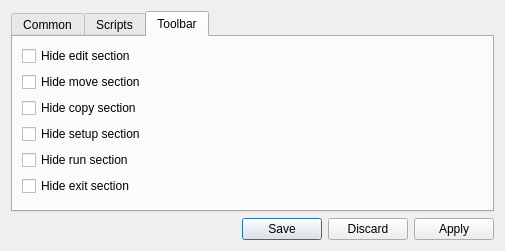
This is configdialog.ui in proton/zNotes as Qt 5 draws it before an edit. The edited form follows.
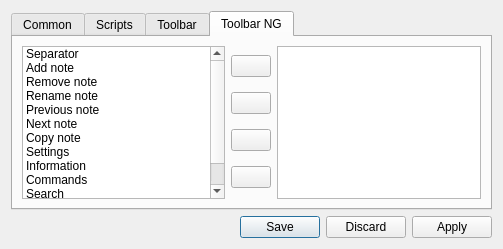
This is the edited form. Icons and pictures are not drawn.

```diff
--- a/configdialog.ui
+++ b/configdialog.ui
@@ -6,8 +6,8 @@
    <rect>
     <x>0</x>
     <y>0</y>
-    <width>505</width>
-    <height>251</height>
+    <width>503</width>
+    <height>249</height>
    </rect>
   </property>
   <property name="windowTitle">
@@ -21,7 +21,7 @@
    <item>
     <widget class="QTabWidget" name="tabWidget">
      <property name="currentIndex">
-      <number>2</number>
+      <number>3</number>
      </property>
      <widget class="QWidget" name="tab">
       <attribute name="title">
@@ -273,6 +273,172 @@
        </item>
       </layout>
      </widget>
+     <widget class="QWidget" name="toolbar_ng">
+      <attribute name="title">
+       <string>Toolbar NG</string>
+      </attribute>
+      <layout class="QHBoxLayout" name="horizontalLayout_5">
+       <item>
+        <widget class="QListWidget" name="listActions">
+         <item>
+          <property name="text">
+           <string>Separator</string>
+          </property>
+         </item>
+         <item>
+          <property name="text">
+           <string>Add note</string>
+          </property>
+          <property name="icon">
+           <iconset resource="znotes.qrc">
+            <normaloff>:/res/add.png</normaloff>:/res/add.png</iconset>
+          </property>
+         </item>
+         <item>
+          <property name="text">
+           <string>Remove note</string>
+          </property>
+          <property name="icon">
+           <iconset resource="znotes.qrc">
+            <normaloff>:/res/remove.png</normaloff>:/res/remove.png</iconset>
+          </property>
+         </item>
+         <item>
+          <property name="text">
+           <string>Rename note</string>
+          </property>
+          <property name="icon">
+           <iconset resource="znotes.qrc">
+            <normaloff>:/res/rename.png</normaloff>:/res/rename.png</iconset>
+          </property>
+         </item>
+         <item>
+          <property name="text">
+           <string>Previous note</string>
+          </property>
+          <property name="icon">
+           <iconset resource="znotes.qrc">
+            <normaloff>:/res/prev.png</normaloff>:/res/prev.png</iconset>
+          </property>
+         </item>
+         <item>
+          <property name="text">
+           <string>Next note</string>
+          </property>
+          <property name="icon">
+           <iconset resource="znotes.qrc">
+            <normaloff>:/res/next.png</normaloff>:/res/next.png</iconset>
+          </property>
+         </item>
+         <item>
+          <property name="text">
+           <string>Copy note</string>
+          </property>
+          <property name="icon">
+           <iconset resource="znotes.qrc">
+            <normaloff>:/res/copy.png</normaloff>:/res/copy.png</iconset>
+          </property>
+         </item>
+         <item>
+          <property name="text">
+           <string>Settings</string>
+          </property>
+          <property name="icon">
+           <iconset resource="znotes.qrc">
+            <normaloff>:/res/settings.png</normaloff>:/res/settings.png</iconset>
+          </property>
+         </item>
+         <item>
+          <property name="text">
+           <string>Information</string>
+          </property>
+          <property name="icon">
+           <iconset resource="znotes.qrc">
+            <normaloff>:/res/info.png</normaloff>:/res/info.png</iconset>
+          </property>
+         </item>
+         <item>
+          <property name="text">
+           <string>Commands</string>
+          </property>
+          <property name="icon">
+           <iconset resource="znotes.qrc">
+            <normaloff>:/res/exec.png</normaloff>:/res/exec.png</iconset>
+          </property>
+         </item>
+         <item>
+          <property name="text">
+           <string>Search</string>
+          </property>
+          <property name="icon">
+           <iconset resource="znotes.qrc">
+            <normaloff>:/res/find.png</normaloff>:/res/find.png</iconset>
+          </property>
+         </item>
+         <item>
+          <property name="text">
+           <string>Exit</string>
+          </property>
+          <property name="icon">
+           <iconset resource="znotes.qrc">
+            <normaloff>:/res/exit.png</normaloff>:/res/exit.png</iconset>
+          </property>
+         </item>
+        </widget>
+       </item>
+       <item>
+        <layout class="QVBoxLayout" name="verticalLayout_5">
+         <item>
+          <widget class="QPushButton" name="pushButton">
+           <property name="text">
+            <string/>
+           </property>
+           <property name="icon">
+            <iconset resource="znotes.qrc">
+             <normaloff>:/res/te/right.png</normaloff>:/res/te/right.png</iconset>
+           </property>
+          </widget>
+         </item>
+         <item>
+          <widget class="QPushButton" name="pushButton_2">
+           <property name="text">
+            <string/>
+           </property>
+           <property name="icon">
+            <iconset resource="znotes.qrc">
+             <normaloff>:/res/te/left.png</normaloff>:/res/te/left.png</iconset>
+           </property>
+          </widget>
+         </item>
+         <item>
+          <widget class="QPushButton" name="pushButton_3">
+           <property name="text">
+            <string/>
+           </property>
+           <property name="icon">
+            <iconset resource="znotes.qrc">
+             <normaloff>:/res/te/up.png</normaloff>:/res/te/up.png</iconset>
+           </property>
+          </widget>
+         </item>
+         <item>
+          <widget class="QPushButton" name="pushButton_4">
+           <property name="text">
+            <string/>
+           </property>
+           <property name="icon">
+            <iconset resource="znotes.qrc">
+             <normaloff>:/res/te/down.png</normaloff>:/res/te/down.png</iconset>
+           </property>
+          </widget>
+         </item>
+        </layout>
+       </item>
+       <item>
+        <widget class="QListWidget" name="listToolbarActions"/>
+       </item>
+      </layout>
+     </widget>
     </widget>
    </item>
    <item>
```
